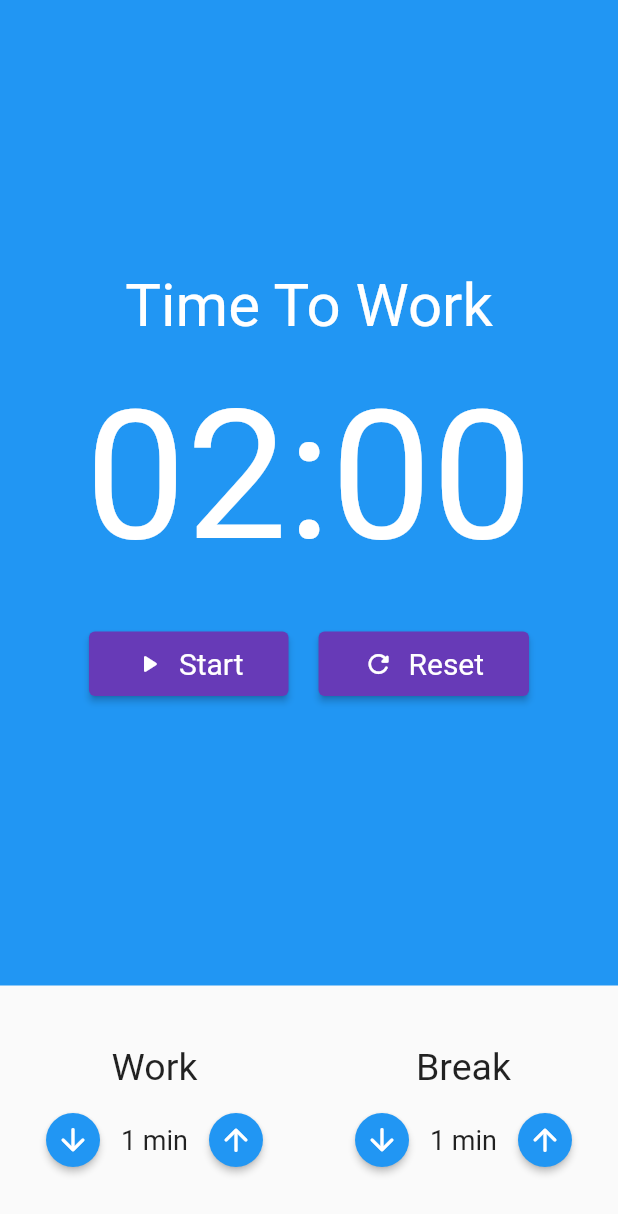
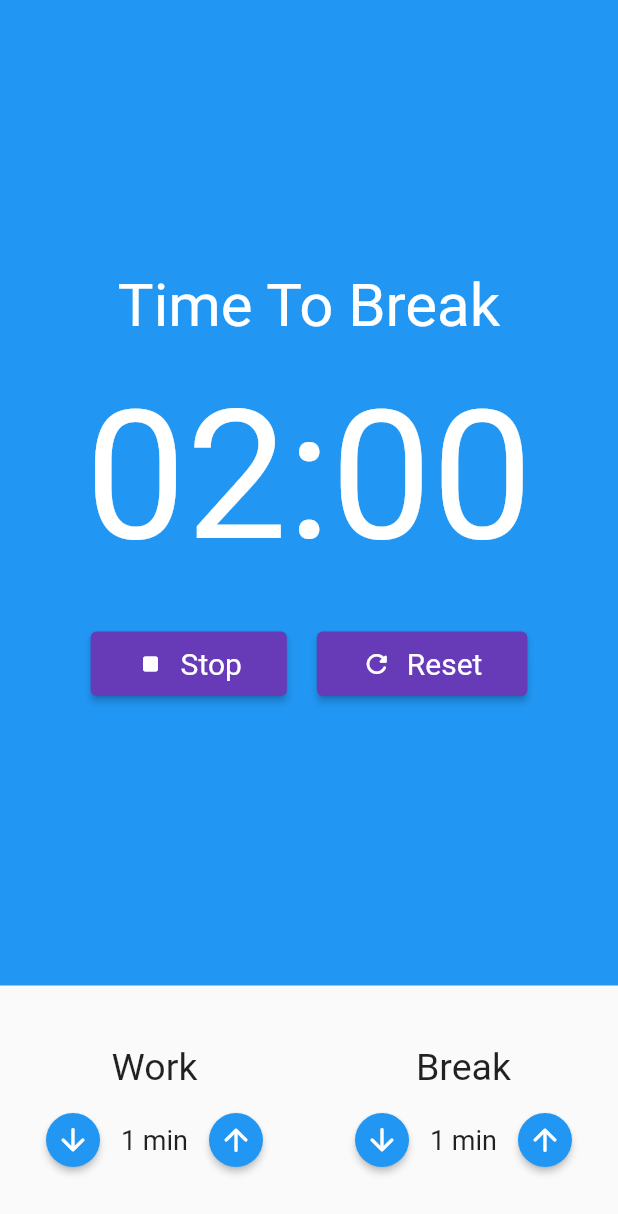
Before and after one commit to AreaCode15/Webapp-Simple_Pomodoro, a Flutter app: the screen it shows after launch, after a tap on "Start", on a phone screen of 412 x 824 dp. Shown: the top 1214 px of the screen. Run offline on Flutter 3.47's test engine with Material 2 defaults, Android fonts, the phone set to English and light mode, and no system bars; our stand-ins replace flutter_mobx, mobx; generated files the repository leaves out were written again.

Commit message:
add observable & colors break to work

```diff
--- a/lib/Store/pomodoro.store.dart
+++ b/lib/Store/pomodoro.store.dart
@@ -4,7 +4,12 @@ part 'pomodoro.store.g.dart';
 
 class PomodoroStore = _PomodoroStore with _$PomodoroStore;
 
+enum IntervalType { work, rest }
+
 abstract class _PomodoroStore with Store {
+  @observable
+  bool started = false;
+
   @observable
   int minutes = 2;
 
@@ -16,6 +21,24 @@ abstract class _PomodoroStore with Store {
 
   @observable
   int restTime = 1;
+
+  @observable
+  IntervalType intervalType = IntervalType.rest;
+
+  @action
+  void start() {
+    started = true;
+  }
+
+  @action
+  void stop() {
+    started = false;
+  }
+
+  @action
+  void refresh() {
+    started = false;
+  }
 
   @action
   void increaseworkTime() {
@@ -37,4 +60,12 @@ abstract class _PomodoroStore with Store {
     restTime--;
   }
 
+  bool thisWorking() {
+    return intervalType == IntervalType.work;
+  }
+
+  bool thisResting() {
+    return intervalType == IntervalType.rest;
+  }
+
 }
--- a/lib/components/StopWatch.dart
+++ b/lib/components/StopWatch.dart
@@ -1,4 +1,5 @@
 import 'package:flutter/material.dart';
+import 'package:flutter_mobx/flutter_mobx.dart';
 import 'package:webapp_simple_pomodoro/components/StopWatchButton.dart';
 import 'package:provider/provider.dart';
 import '../Store/pomodoro.store.dart';
@@ -11,11 +12,12 @@ class StopWatch extends StatelessWidget {
     final store = Provider.of<PomodoroStore>(context);
 
     return Container(
-      color : Colors.blue,
+      color : store.thisWorking() ? Colors.red : Colors.blue,
       child: Column(
         mainAxisAlignment: MainAxisAlignment.center,
         children: [
-          const Text("Time To Work",
+          Text(
+            store.thisWorking() ? "Time To Work" : "Time To Break",
           style: TextStyle(
             fontSize: 40,
             color: Colors.white
@@ -28,30 +30,40 @@ class StopWatch extends StatelessWidget {
           ),
           ),
           const SizedBox(height: 20),
-          Row(
+          Observer(builder: (_) => Row(
             mainAxisAlignment: MainAxisAlignment.center,
-            children: const [
+            children: [
+              if (!store.started)
+                Padding(
+                  padding: const EdgeInsets.all(10),
+                  child: StopWatchButton(
+                    text: "Start",
+                    icon: Icons.play_arrow_rounded,
+                    click: store.start,
+                  ),
+                ),
+              if (store.started)
+                Padding(
+                  padding: const EdgeInsets.all(10),
+                  child: StopWatchButton(
+                    text: "Stop",
+                    icon: Icons.stop_rounded,
+                    click: store.stop,
+                  ),
+                ),
               Padding(
-                padding: EdgeInsets.all(10),
-                child: StopWatchButton(
-                    text: "Start",
-                    icon: Icons.play_arrow_rounded),
-              ),
-              //Padding(
-                //padding: EdgeInsets.all(10),
-                //child: StopWatchButton(
-                  //  text: "Stop",
-                    //icon: Icons.stop_rounded),
-              //),
-              Padding(
-                padding: EdgeInsets.all(10),
+                padding: const EdgeInsets.all(10),
                 child: StopWatchButton(
                     text: "Reset",
-                    icon: Icons.refresh_rounded),
-              )
+                    icon: Icons.refresh_rounded,
+                click: store.refresh,
+                ),
+              ),
             ],
-          )
-      ],),
+          ),
+          ),
+        ],
+      ),
     );
   }
 }
--- a/lib/components/StopWatchButton.dart
+++ b/lib/components/StopWatchButton.dart
@@ -1,14 +1,18 @@
 import 'package:flutter/material.dart';
+import 'package:provider/provider.dart';
+import '../Store/pomodoro.store.dart';
 
 class StopWatchButton extends StatelessWidget {
 
   final String text;
   final IconData icon;
+  final void Function()? click;
 
   const StopWatchButton ({
   Key? key,
   required this.text,
   required this.icon,
+    this.click,
   }) : super(key: key);
 
   @override
@@ -22,7 +26,7 @@ class StopWatchButton extends StatelessWidget {
         ),
         textStyle: const TextStyle(fontSize: 20),
       ),
-    onPressed: () {},
+    onPressed: click,
     child: Row(
   children: [
     Padding(
--- a/lib/components/TempoInput.dart
+++ b/lib/components/TempoInput.dart
@@ -1,4 +1,6 @@
 import 'package:flutter/material.dart';
+import 'package:provider/provider.dart';
+import '../Store/pomodoro.store.dart';
 
 class TempoInput extends StatelessWidget {
   final String title;
@@ -16,6 +18,7 @@ class TempoInput extends StatelessWidget {
 
   @override
   Widget build(BuildContext context) {
+    final store = Provider.of<PomodoroStore>(context);
     return Column(
       crossAxisAlignment: CrossAxisAlignment.center,
       children: [
@@ -31,7 +34,8 @@ class TempoInput extends StatelessWidget {
           ElevatedButton(
               onPressed: this.dec,
             style: ElevatedButton.styleFrom(
-              shape: const CircleBorder(), backgroundColor: Colors.blue,
+              shape: const CircleBorder(),
+              backgroundColor: store.thisWorking() ? Colors.red : Colors.blue,
               padding: const EdgeInsets.all(5),
             ),
               child: const Icon(
@@ -47,7 +51,8 @@ class TempoInput extends StatelessWidget {
           ElevatedButton(
             onPressed: this.inc,
             style: ElevatedButton.styleFrom(
-              shape: const CircleBorder(), backgroundColor: Colors.blue,
+              shape: const CircleBorder(),
+              backgroundColor: store.thisWorking() ? Colors.red : Colors.blue,
               padding: const EdgeInsets.all(5),
             ),
             child: const Icon(
```
Also changed, not shown: lib/Store/pomodoro.store.g.dart.
